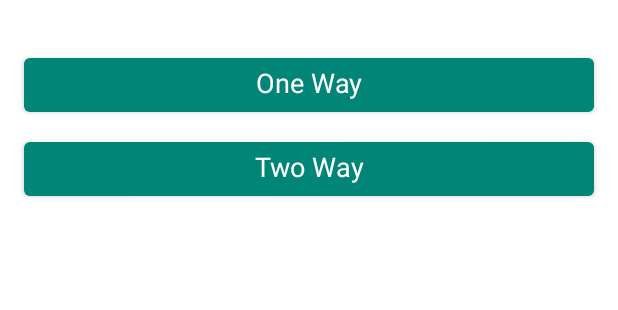
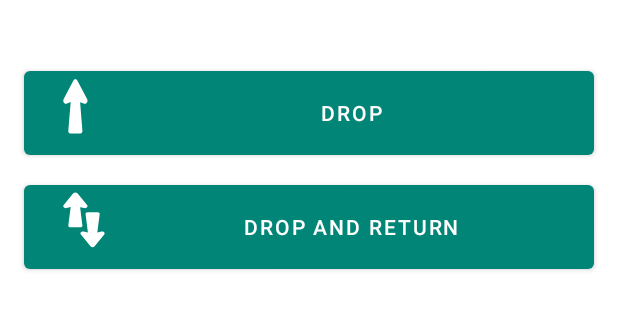
Before and after one commit to esskay09/PickCab, an Android app: the layout dialog_one_way_picker.xml on its own in the app's theme, with its tools: preview values and no code run, on a phone screen of 412 x 824 dp. Shown: the top 310 px of the screen. Run offline under Robolectric (Android 15) with nearby library versions, the phone set to English and light mode, and no system bars.

Commit message:
Icons Drop and return

```diff
--- a/app/src/main/java/com/terrranullius/pickcab/ui/viewmodels/MainViewModel.kt
+++ b/app/src/main/java/com/terrranullius/pickcab/ui/viewmodels/MainViewModel.kt
@@ -172,7 +172,9 @@ class MainViewModel : ViewModel() {
     }
 
     fun sendConfirmation() {
-          PickCabApi.retrofitService.sendConfirmation(
+        //TODO UNCOMMENT
+
+         /* PickCabApi.retrofitService.sendConfirmation(
               ConfirmationRequest(
                   number = phoneNumber.value!!,
                   startDate = startDate,
@@ -195,7 +197,7 @@ class MainViewModel : ViewModel() {
                   else -> {
                   }
               }
-          }
+          }*/
     }
 
 }
--- /dev/null
+++ b/app/src/main/res/drawable/ic_one_way.xml
@@ -0,0 +1,9 @@
+<vector xmlns:android="http://schemas.android.com/apk/res/android"
+    android:width="48dp"
+    android:height="48dp"
+    android:viewportWidth="100"
+    android:viewportHeight="80">
+  <path
+      android:fillColor="#FF000000"
+      android:pathData="M35.1,4.1L21.8,24.4c-1.7,2.7 0.8,6.1 3.8,5.2l5.9,-1.7l-3.3,31.9c-0.2,1.7 1.1,3.1 2.8,3.1H45c1.7,0 3,-1.5 2.8,-3.1L44.6,28l5.9,1.7c3.1,0.9 5.6,-2.5 3.8,-5.2L40.9,4.1C39.6,2 36.5,2 35.1,4.1z"/>
+</vector>
--- /dev/null
+++ b/app/src/main/res/drawable/ic_two_way.xml
@@ -0,0 +1,12 @@
+<vector xmlns:android="http://schemas.android.com/apk/res/android"
+    android:width="48dp"
+    android:height="48dp"
+    android:viewportWidth="100"
+    android:viewportHeight="125">
+  <path
+      android:fillColor="#FF000000"
+      android:pathData="M35.1,4.1L21.8,24.4c-1.7,2.7 0.8,6.1 3.8,5.2l5.9,-1.7l-3.3,31.9c-0.2,1.7 1.1,3.1 2.8,3.1H45c1.7,0 3,-1.5 2.8,-3.1L44.6,28l5.9,1.7c3.1,0.9 5.6,-2.5 3.8,-5.2L40.9,4.1C39.6,2 36.5,2 35.1,4.1z"/>
+  <path
+      android:fillColor="#FF000000"
+      android:pathData="M52.2,40.1L55.4,72l-5.9,-1.7c-3.1,-0.9 -5.6,2.5 -3.8,5.2l13.3,20.4c1.4,2.1 4.4,2.1 5.8,0l13.3,-20.4c1.7,-2.7 -0.8,-6.1 -3.8,-5.2L68.5,72l3.3,-31.9c0.2,-1.7 -1.1,-3.1 -2.8,-3.1H55C53.3,37 52,38.5 52.2,40.1z"/>
+</vector>
--- a/app/src/main/res/layout/dialog_one_way_picker.xml
+++ b/app/src/main/res/layout/dialog_one_way_picker.xml
@@ -14,23 +14,24 @@
         android:layout_width="match_parent"
         android:layout_height="wrap_content">
 
-        <Button
+        <com.google.android.material.button.MaterialButton
             android:id="@+id/one_way_btn"
             android:layout_width="0dp"
             android:layout_height="wrap_content"
             android:layout_marginStart="16dp"
             android:layout_marginEnd="16dp"
-            android:gravity="center_horizontal"
+            android:gravity="center"
             android:onClick="@{() -> viewModel.setOneWay(true)}"
-            android:text="One Way"
-            android:textAppearance="@style/TextAppearance.AppCompat.Medium"
+            android:text="Drop"
+            app:icon="@drawable/ic_one_way"
             app:layout_constraintBottom_toBottomOf="parent"
             app:layout_constraintEnd_toEndOf="parent"
             app:layout_constraintStart_toStartOf="parent"
             app:layout_constraintTop_toTopOf="parent"
             app:layout_constraintVertical_bias="0.31" />
 
-        <Button
+        <com.google.android.material.button.MaterialButton
+            app:icon="@drawable/ic_two_way"
             android:id="@+id/two_way_btn"
             android:layout_width="0dp"
             android:layout_height="wrap_content"
@@ -38,10 +39,9 @@
             android:layout_marginTop="8dp"
             android:layout_marginEnd="16dp"
             android:layout_marginBottom="16dp"
-            android:gravity="center_horizontal"
+            android:gravity="center"
             android:onClick="@{() -> viewModel.setOneWay(false)}"
-            android:text="Two Way"
-            android:textAppearance="@style/TextAppearance.AppCompat.Medium"
+            android:text="Drop and return"
             app:layout_constraintBottom_toBottomOf="parent"
             app:layout_constraintEnd_toEndOf="parent"
             app:layout_constraintStart_toStartOf="parent"
```
Also changed, not shown: app/src/main/java/com/terrranullius/pickcab/ui/fragments/MainFragment.kt (+12 -16 lines), app/src/main/res/layout/fragment_main.xml (+29 -28 lines), app/src/main/res/raw/done.json (added, +1 -0 lines), app/src/main/res/xml/fragment_main_xml_constraintlayout_scene.xml (added, +108 -0 lines).
